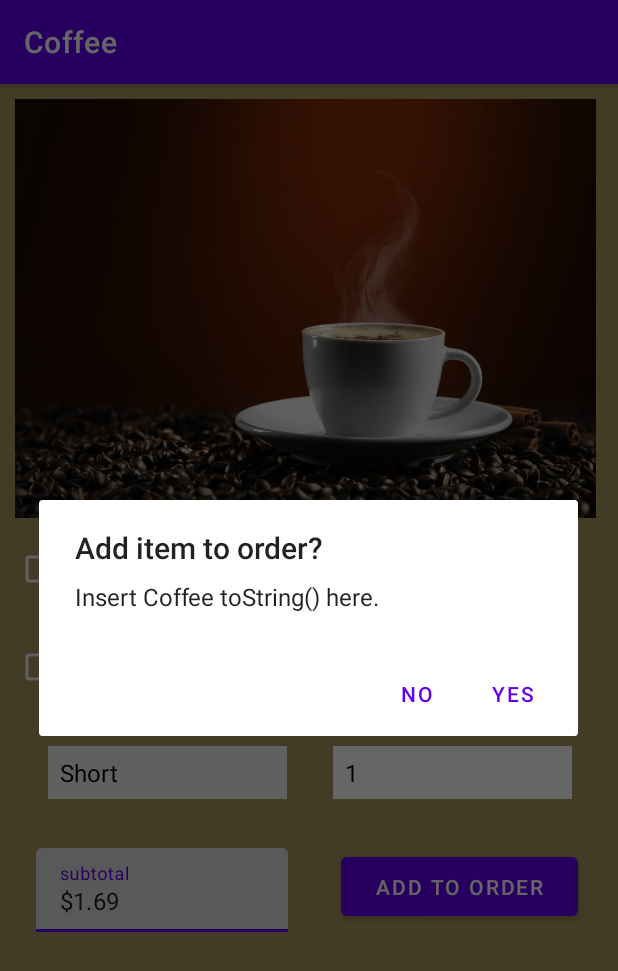
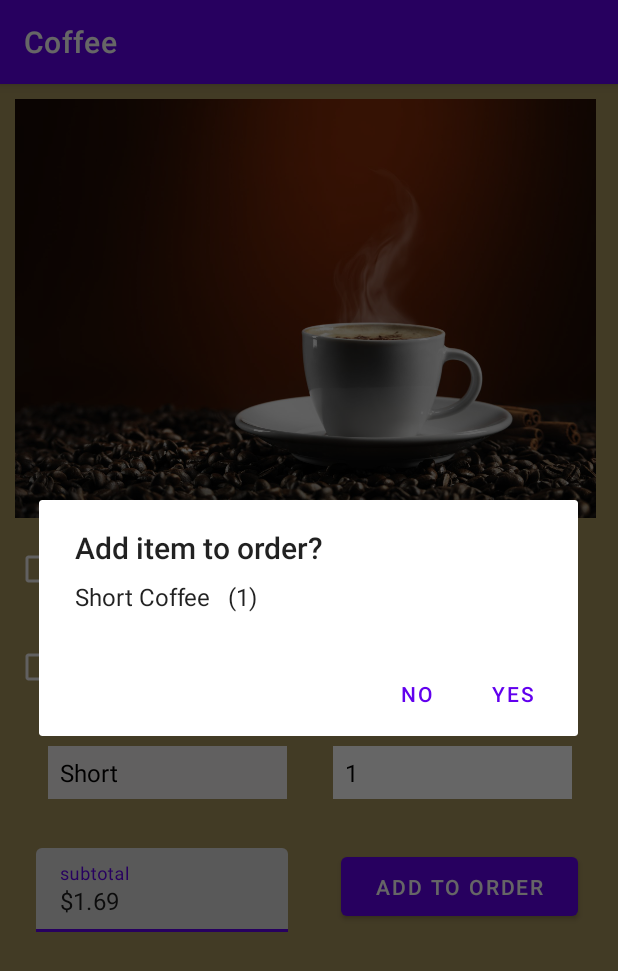
Before and after one commit to mattglennc/213-project5-Stanley-and-Matthew, an Android app: the OrderCoffee screen opened directly, with no data from a screen before it, after a tap on "ADD TO ORDER", on a phone screen of 412 x 824 dp. Shown: the top 971 px of the screen. Run offline under Robolectric (Android 15) with nearby library versions, the phone set to English and light mode, and no system bars.

Commit message:
Added String.xml resources

```diff
--- a/app/src/main/java/com/example/a213_project5_stanley_and_matthew/OrderCoffee.java
+++ b/app/src/main/java/com/example/a213_project5_stanley_and_matthew/OrderCoffee.java
@@ -62,19 +62,19 @@ public class OrderCoffee extends AppCompatActivity {
             @Override
             public void onClick(View view) {
                 AlertDialog.Builder alert = new AlertDialog.Builder(view.getContext());
-                alert.setTitle("Add item to order?");
-                alert.setMessage("Insert Coffee toString() here.");
+                alert.setTitle(getResources().getString(R.string.addPrompt));
+                alert.setMessage(tempCoffee.toString());
                 //handle the "YES" click
                 alert.setPositiveButton("yes", new DialogInterface.OnClickListener() {
                     public void onClick(DialogInterface dialog, int which) {
                         Toast.makeText(view.getContext(),
-                                "Insert Coffee toString() here." + " added.", Toast.LENGTH_LONG).show();
+                                getResources().getString(R.string.added), Toast.LENGTH_LONG).show();
                     }
                     //handle the "NO" click
                 }).setNegativeButton("no", new DialogInterface.OnClickListener() {
                     public void onClick(DialogInterface dialog, int which) {
                         Toast.makeText(view.getContext(),
-                                "Insert Coffee toString() here." + " not added.", Toast.LENGTH_LONG).show();
+                                getResources().getString(R.string.notAdded), Toast.LENGTH_LONG).show();
                     }
                 });
                 AlertDialog dialog = alert.create();
--- a/app/src/main/res/values/strings.xml
+++ b/app/src/main/res/values/strings.xml
@@ -1,6 +1,10 @@
 <resources>
     <string name="app_name">213-project5-Stanley-and-Matthew</string>
     <string name="dollarSign">$</string>
+    <string name="added">Item added to order.</string>
+    <string name="notAdded">Item not added to order.</string>
+    <string name="addPrompt">Add item to order?</string>
+    <string name="placeOrder">Order has been placed.</string>
     <string-array name="itemPrices">
         <item>1.59</item>
         <item>1.59</item>
```
Also changed, not shown: app/src/main/java/com/example/a213_project5_stanley_and_matthew/CurrentOrder.java (+9 -1 lines), app/src/main/java/com/example/a213_project5_stanley_and_matthew/ItemSelectedActivity.java (+4 -4 lines).
